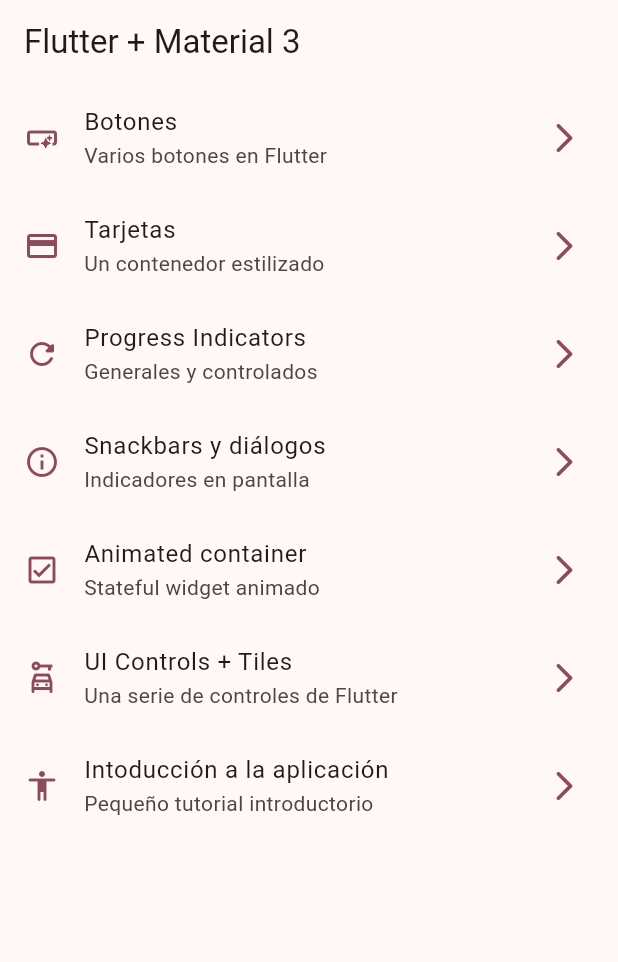
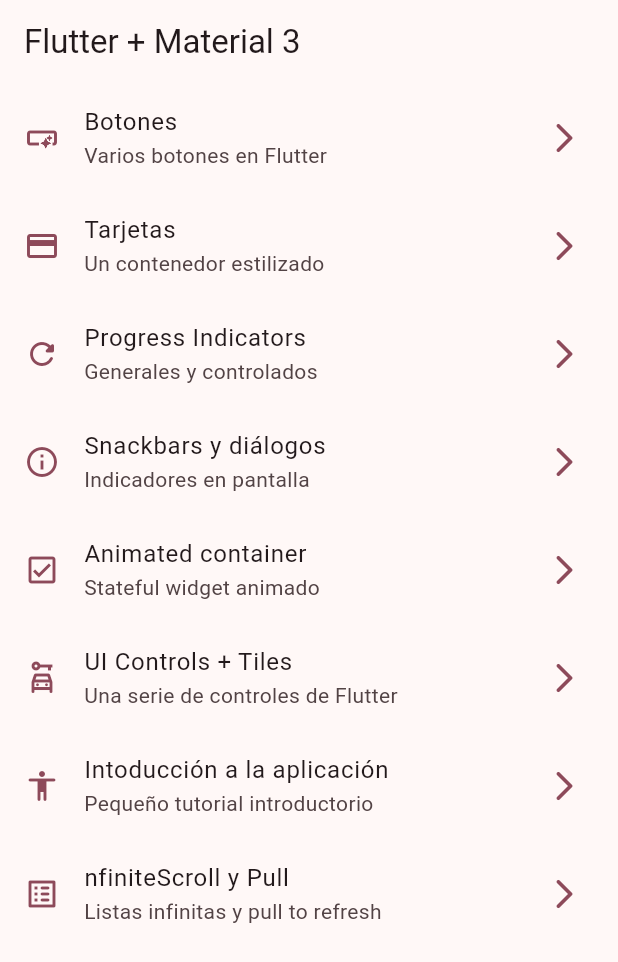
Before and after one commit to Sloot04/widgets_app, a Flutter app: the screen it shows after launch, on a phone screen of 412 x 824 dp. Shown: the top 962 px of the screen. Run offline on Flutter 3.47's test engine with Material 2 defaults, Android fonts, the phone set to English and light mode, and no system bars; our stand-ins replace animate_do, go_router.

Commit message:
ruta infinite scroll

```diff
--- a/lib/config/menu/menu_items.dart
+++ b/lib/config/menu/menu_items.dart
@@ -39,22 +39,28 @@ const List<MenuItem> appMenuItems = [
     link: "/snackbars",
     icon: Icons.info_outline,
   ),
-   MenuItem(
+  MenuItem(
     title: "Animated container",
     subTitle: "Stateful widget animado",
     link: "/animated",
     icon: Icons.check_box_outlined,
   ),
-   MenuItem(
+  MenuItem(
     title: "UI Controls + Tiles",
     subTitle: "Una serie de controles de Flutter",
     link: "/ui-controls",
     icon: Icons.car_rental_outlined,
   ),
-    MenuItem(
+  MenuItem(
     title: "Intoducción a la aplicación",
     subTitle: "Pequeño tutorial introductorio",
     link: "/tutorial",
     icon: Icons.accessibility_rounded,
   ),
+  MenuItem(
+    title: "nfiniteScroll y Pull",
+    subTitle: "Listas infinitas y pull to refresh",
+    link: "/infinite",
+    icon: Icons.list_alt_rounded,
+  ),
 ];
--- a/lib/config/router/app_router.dart
+++ b/lib/config/router/app_router.dart
@@ -29,20 +29,25 @@ final appRouter = GoRouter(
       name: SnakbarScreen.name,
       builder: (context, state) => const SnakbarScreen(),
     ),
-     GoRoute(
+    GoRoute(
       path: '/animated',
       name: AnimatedScreen.name,
       builder: (context, state) => const AnimatedScreen(),
     ),
-     GoRoute(
+    GoRoute(
       path: '/ui-controls',
       name: UiControlsScreen.name,
       builder: (context, state) => const UiControlsScreen(),
     ),
-      GoRoute(
+    GoRoute(
       path: '/tutorial',
       name: AppTutorialScreen.name,
       builder: (context, state) => const AppTutorialScreen(),
     ),
+    GoRoute(
+      path: '/infinite',
+      name: InfiniteScrollScreen.name,
+      builder: (context, state) => const InfiniteScrollScreen(),
+    ),
   ],
 );
```
